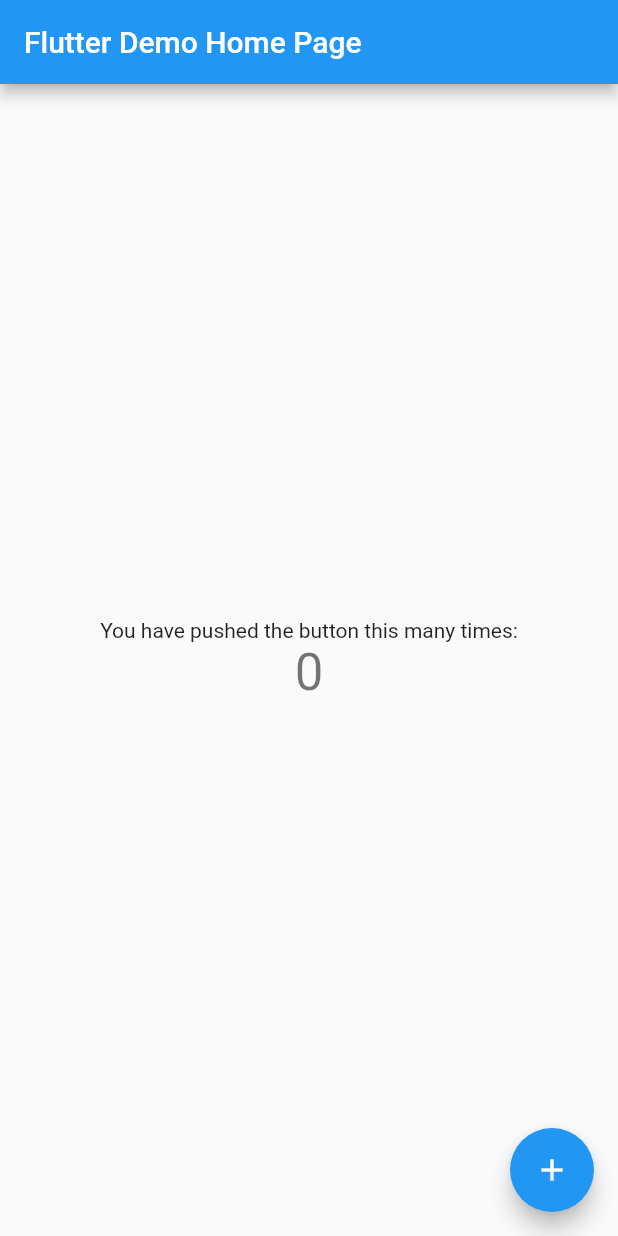
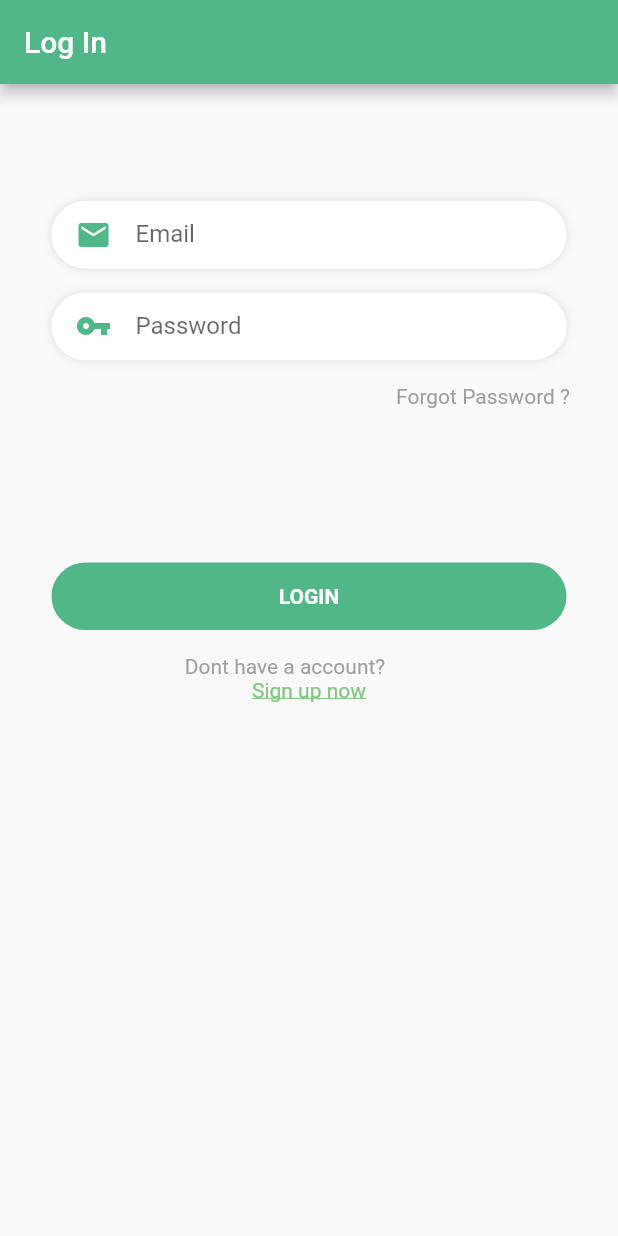
Before and after one commit to miguelcosta30/Flutter-Login-Page, a Flutter app: the screen it shows after launch, on a phone screen of 412 x 824 dp. Run offline on Flutter 3.47's test engine with Material 2 defaults, Android fonts, the phone set to English and light mode, and no system bars; our stand-ins replace bloc.

Commit message:
Added Login Screen and validations handler

```diff
--- a/lib/main.dart
+++ b/lib/main.dart
@@ -1,4 +1,5 @@
 import 'package:flutter/material.dart';
+import 'package:flutter_login_page/screens/login.dart';
 
 void main() {
   runApp(const MyApp());
@@ -15,53 +16,7 @@ class MyApp extends StatelessWidget {
       theme: ThemeData(
         primarySwatch: Colors.blue,
       ),
-      home: const MyHomePage(title: 'Flutter Demo Home Page'),
+      home: LoginPage(),
     );
   }
 }
-
-class MyHomePage extends StatefulWidget {
-  const MyHomePage({Key? key, required this.title}) : super(key: key);
-  final String title;
-
-  @override
-  State<MyHomePage> createState() => _MyHomePageState();
-}
-
-class _MyHomePageState extends State<MyHomePage> {
-  int _counter = 0;
-
-  void _incrementCounter() {
-    setState(() {
-      _counter++;
-    });
-  }
-
-  @override
-  Widget build(BuildContext context) {
-    return Scaffold(
-      appBar: AppBar(
-        title: Text(widget.title),
-      ),
-      body: Center(
-        child: Column(
-          mainAxisAlignment: MainAxisAlignment.center,
-          children: <Widget>[
-            const Text(
-              'You have pushed the button this many times:',
-            ),
-            Text(
-              '$_counter',
-              style: Theme.of(context).textTheme.headline4,
-            ),
-          ],
-        ),
-      ),
-      floatingActionButton: FloatingActionButton(
-        onPressed: _incrementCounter,
-        tooltip: 'Increment',
-        child: const Icon(Icons.add),
-      ),
-    );
-  }
-}
--- /dev/null
+++ b/lib/screens/login.dart
@@ -0,0 +1,156 @@
+import 'package:flutter_login_page/utils/utils.dart';
+import 'package:flutter/material.dart';
+import 'package:flutter_login_page/screens/register.dart';
+
+class LoginPage extends StatefulWidget {
+  const LoginPage({Key? key}) : super(key: key);
+
+  @override
+  State<StatefulWidget> createState() {
+    return _LongPageState();
+  }
+}
+
+class _LongPageState extends State<LoginPage> {
+  final TextEditingController _emailController = TextEditingController();
+  final TextEditingController _passwordController = TextEditingController();
+  bool _validateEmail = false, _validatePassword = false;
+
+  @override
+  void initState() {
+    super.initState();
+  }
+
+  void displayDialog(context, title, text) => showDialog(
+        context: context,
+        builder: (context) =>
+            AlertDialog(title: Text(title), content: Text(text)),
+      );
+
+  @override
+  Widget build(BuildContext context) {
+    return Scaffold(
+      appBar: AppBar(
+        title: const Text("Log In"),
+        backgroundColor: const Color(0xFF52B788),
+      ),
+      body: ListView(
+        children: <Widget>[
+          Container(
+            height: MediaQuery.of(context).size.height / 2,
+            width: MediaQuery.of(context).size.width,
+            padding: const EdgeInsets.only(top: 62),
+            child: Column(
+              children: <Widget>[
+                form(
+                    "Email",
+                    const Icon(
+                      Icons.email,
+                      color: Color(0xFF52B788),
+                    ),
+                    context,
+                    _validateEmail,
+                    _emailController,
+                    "email"),
+                form(
+                    "Password",
+                    const Icon(
+                      Icons.vpn_key,
+                      color: Color(0xFF52B788),
+                    ),
+                    context,
+                    _validatePassword,
+                    _passwordController,
+                    "password"),
+                const Align(
+                  alignment: Alignment.centerRight,
+                  child: Padding(
+                    padding: EdgeInsets.only(top: 16, right: 32),
+                    child: Text(
+                      'Forgot Password ?',
+                      style: TextStyle(color: Colors.grey),
+                    ),
+                  ),
+                ),
+                const Spacer(),
+                InkWell(
+                  onTap: () async {
+                    setState(() {
+                      _emailController.text.isEmpty ||
+                              (checkEmail(_emailController.text) == null)
+                          ? _validateEmail = true
+                          : _validateEmail = false;
+                      _passwordController.text.isEmpty ||
+                              _passwordController.text.length < 5
+                          ? _validatePassword = true
+                          : _validatePassword = false;
+                    });
+
+                    if (!_validateEmail && !_validatePassword) {
+                      print("Login in");
+                    }
+                  },
+                  child: Container(
+                    height: 45,
+                    width: MediaQuery.of(context).size.width / 1.2,
+                    decoration: const BoxDecoration(
+                        gradient: LinearGradient(
+                          colors: [
+                            Color(0xFF52B788),
+                            Color(0xFF52B788),
+                          ],
+                        ),
+                        borderRadius: BorderRadius.all(Radius.circular(50))),
+                    child: Center(
+                      child: Text(
+                        'Login'.toUpperCase(),
+                        style: const TextStyle(
+                            color: Colors.white, fontWeight: FontWeight.bold),
+                      ),
+                    ),
+                  ),
+                ),
+                Column(
+                  children: [
+                    const Align(
+                      alignment: Alignment.topCenter,
+                      child: Padding(
+                        padding: EdgeInsets.only(top: 16, right: 32),
+                        child: Center(
+                          child: Text(
+                            'Dont have a account?',
+                            style: TextStyle(color: Colors.grey),
+                          ),
+                        ),
+                      ),
+                    ),
+                    InkWell(
+                      onTap: () {
+                        Navigator.push(
+                          context,
+                          MaterialPageRoute(
+                              builder: (context) => RegisterPage()),
+                        );
+                      },
+                      child: Align(
+                        alignment: Alignment.topCenter,
+                        child: Center(
+                          child: Text(
+                            'Sign up now',
+                            style: TextStyle(
+                                decoration: TextDecoration.underline,
+                                color: Colors.green[300]),
+                          ),
+                        ),
+                      ),
+                    ),
+                  ],
+                )
+              ],
+            ),
+          ),
+        ],
+      ),
+    );
+  }
+}
--- /dev/null
+++ b/lib/utils/utils.dart
@@ -0,0 +1,65 @@
+import 'package:flutter/cupertino.dart';
+import 'package:flutter/material.dart';
+
+Widget form(String text, Icon icon, context, bool validator,
+    TextEditingController _emailController, String handler) {
+  return Container(
+    width: MediaQuery.of(context).size.width / 1.2,
+    height: validator ? 55 : 45,
+    margin: const EdgeInsets.only(top: 16),
+    padding: const EdgeInsets.only(top: 4, left: 16, right: 16, bottom: 4),
+    decoration: const BoxDecoration(
+        borderRadius: BorderRadius.all(Radius.circular(50)),
+        color: Colors.white,
+        boxShadow: [BoxShadow(color: Colors.black12, blurRadius: 5)]),
+    child: TextField(
+      controller: _emailController,
+      decoration: InputDecoration(
+          hintText: validator ? null : text,
+          errorText: validator
+              ? _validationHandler(handler, _emailController.text)
+              : null,
+          border: InputBorder.none,
+          icon: icon),
+    ),
+  );
+}
+
+String? _validationHandler(String handler, String value) {
+  switch (handler) {
+    case "email":
+      return validateEmail(value);
+    case "password":
+      return validatePassword(value);
+  }
+}
+
+String? validateEmail(String value) {
+  if (value.isEmpty) {
+    print("test");
+    return "Email can't be empty";
+  }
+  if (checkEmail(value) == false) {
+    return "Not a valid email";
+  }
+  return null;
+}
+
+String? validatePassword(String value) {
+  print(value.length);
+  if (value.isEmpty) {
+    return "Password can't be empty";
+  }
+
+  if (value.length < 5) {
+    return "Password it's to small";
+  }
+
+  return null;
+}
+
+bool checkEmail(String string) {
+  final emailRegex = RegExp(
+      r'^(([^<>()[\]\\.,;:\s@\"]+(\.[^<>()[\]\\.,;:\s@\"]+)*)|(\".+\"))@((\[[0-9]{1,3}\.[0-9]{1,3}\.[0-9]{1,3}\.[0-9]{1,3}\])|(([a-zA-Z\-0-9]+\.)+[a-zA-Z]{2,}))$');
+  return emailRegex.hasMatch(string);
+}
```
Also changed, not shown: lib/screens/register.dart (added, +450 -0 lines).
